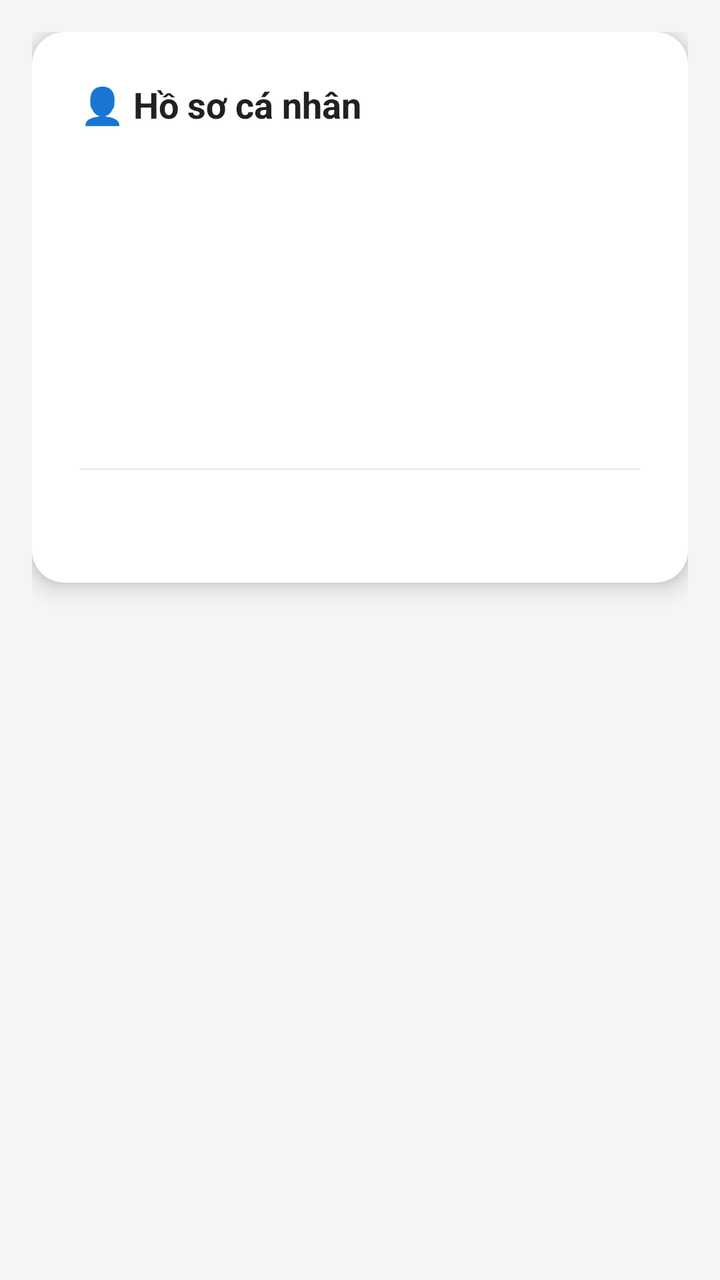
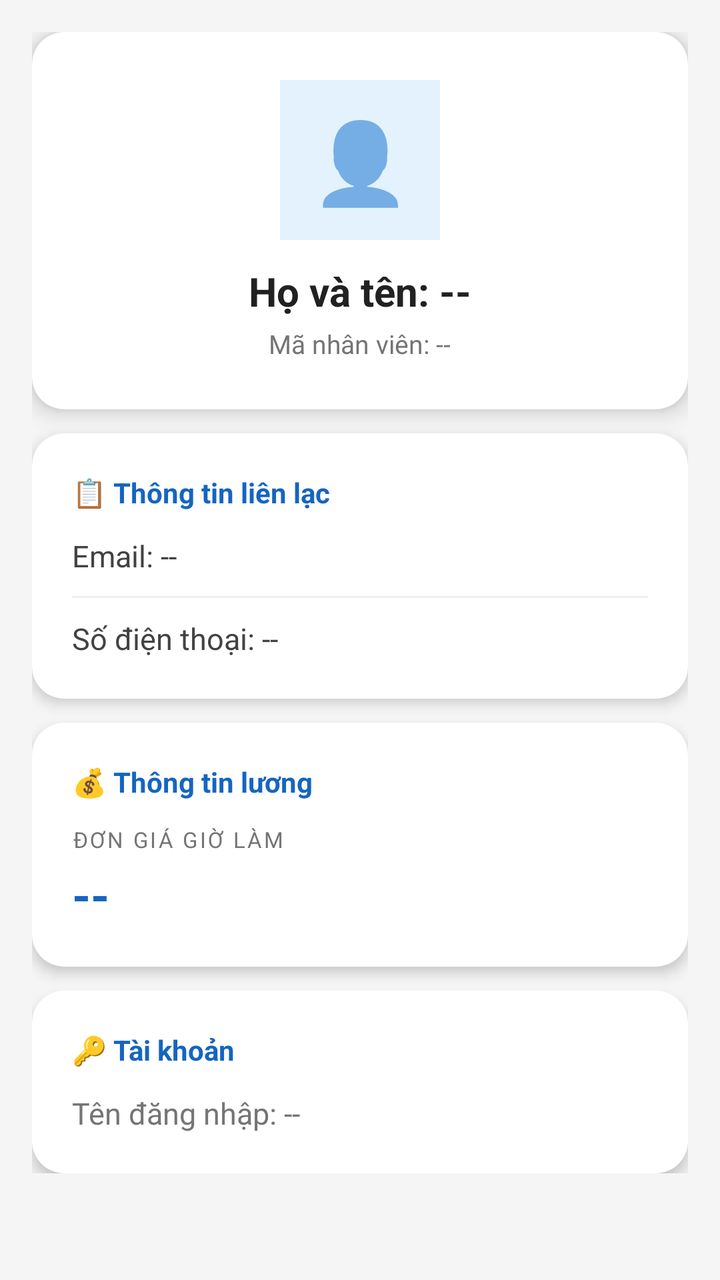

Before-and-after screenshots of an Android layout around one commit, followed by the original layout XML and the change that was made.
<!-- AndroidManifest.xml: application theme Theme.EmployeeManagement -->
<!-- res/layout/activity_profile.xml -->
<?xml version="1.0" encoding="utf-8"?>
<LinearLayout xmlns:android="http://schemas.android.com/apk/res/android"
    xmlns:app="http://schemas.android.com/apk/res-auto"
    android:layout_width="match_parent"
    android:layout_height="match_parent"
    android:orientation="vertical"
    android:padding="16dp"
    android:background="@color/gray_light">

    <com.google.android.material.card.MaterialCardView
        android:layout_width="match_parent"
        android:layout_height="wrap_content"
        app:cardCornerRadius="16dp"
        app:cardElevation="6dp">
        <LinearLayout android:layout_width="match_parent" android:layout_height="wrap_content" android:orientation="vertical" android:padding="24dp">
            <TextView android:layout_width="wrap_content" android:layout_height="wrap_content" android:text="👤 Hồ sơ cá nhân" android:textSize="18sp" android:textStyle="bold" android:textColor="#212121" android:layout_marginBottom="16dp"/>
            <TextView android:id="@+id/tvCode" android:layout_width="wrap_content" android:layout_height="wrap_content" android:textSize="15sp" android:layout_marginBottom="8dp"/>
            <TextView android:id="@+id/tvFullname" android:layout_width="wrap_content" android:layout_height="wrap_content" android:textSize="15sp" android:layout_marginBottom="8dp"/>
            <TextView android:id="@+id/tvEmail" android:layout_width="wrap_content" android:layout_height="wrap_content" android:textSize="15sp" android:layout_marginBottom="8dp"/>
            <TextView android:id="@+id/tvPhone" android:layout_width="wrap_content" android:layout_height="wrap_content" android:textSize="15sp" android:layout_marginBottom="8dp"/>
            <TextView android:id="@+id/tvHourlyRate" android:layout_width="wrap_content" android:layout_height="wrap_content" android:textSize="15sp" android:textColor="@color/primary" android:textStyle="bold" android:layout_marginBottom="8dp"/>
            <View android:layout_width="match_parent" android:layout_height="1dp" android:background="#EEEEEE" android:layout_marginVertical="12dp"/>
            <TextView android:id="@+id/tvUsername" android:layout_width="wrap_content" android:layout_height="wrap_content" android:textSize="15sp" android:textColor="@color/text_secondary"/>
        </LinearLayout>
    </com.google.android.material.card.MaterialCardView>

</LinearLayout>
<!-- resources referenced by this layout -->
<resources>
  <color name="gray_light">#F5F5F5</color>
  <color name="primary">#1565C0</color>
  <color name="text_secondary">#757575</color>
  <style name="Theme.EmployeeManagement" parent="Theme.MaterialComponents.DayNight.DarkActionBar">
          <item name="colorPrimary">@color/primary</item>
          <item name="colorPrimaryVariant">@color/primary_dark</item>
          <item name="colorOnPrimary">@color/white</item>
          <item name="colorSecondary">@color/accent</item>
          <item name="colorOnSecondary">@color/white</item>
          <item name="android:statusBarColor">@color/primary_dark</item>
      </style>
  <color name="primary_dark">#0D47A1</color>
  <color name="white">#FFFFFF</color>
  <color name="accent">#FF6F00</color>
</resources>

<!-- the commit's change to res/layout/activity_profile.xml (unified diff, before → after) -->
@@ -1,27 +1,180 @@
 <?xml version="1.0" encoding="utf-8"?>
-<LinearLayout xmlns:android="http://schemas.android.com/apk/res/android"
+<ScrollView xmlns:android="http://schemas.android.com/apk/res/android"
     xmlns:app="http://schemas.android.com/apk/res-auto"
     android:layout_width="match_parent"
     android:layout_height="match_parent"
-    android:orientation="vertical"
-    android:padding="16dp"
     android:background="@color/gray_light">
 
-    <com.google.android.material.card.MaterialCardView
+    <LinearLayout
         android:layout_width="match_parent"
         android:layout_height="wrap_content"
-        app:cardCornerRadius="16dp"
-        app:cardElevation="6dp">
-        <LinearLayout android:layout_width="match_parent" android:layout_height="wrap_content" android:orientation="vertical" android:padding="24dp">
-            <TextView android:layout_width="wrap_content" android:layout_height="wrap_content" android:text="👤 Hồ sơ cá nhân" android:textSize="18sp" android:textStyle="bold" android:textColor="#212121" android:layout_marginBottom="16dp"/>
-            <TextView android:id="@+id/tvCode" android:layout_width="wrap_content" android:layout_height="wrap_content" android:textSize="15sp" android:layout_marginBottom="8dp"/>
-            <TextView android:id="@+id/tvFullname" android:layout_width="wrap_content" android:layout_height="wrap_content" android:textSize="15sp" android:layout_marginBottom="8dp"/>
-            <TextView android:id="@+id/tvEmail" android:layout_width="wrap_content" android:layout_height="wrap_content" android:textSize="15sp" android:layout_marginBottom="8dp"/>
-            <TextView android:id="@+id/tvPhone" android:layout_width="wrap_content" android:layout_height="wrap_content" android:textSize="15sp" android:layout_marginBottom="8dp"/>
-            <TextView android:id="@+id/tvHourlyRate" android:layout_width="wrap_content" android:layout_height="wrap_content" android:textSize="15sp" android:textColor="@color/primary" android:textStyle="bold" android:layout_marginBottom="8dp"/>
-            <View android:layout_width="match_parent" android:layout_height="1dp" android:background="#EEEEEE" android:layout_marginVertical="12dp"/>
-            <TextView android:id="@+id/tvUsername" android:layout_width="wrap_content" android:layout_height="wrap_content" android:textSize="15sp" android:textColor="@color/text_secondary"/>
-        </LinearLayout>
-    </com.google.android.material.card.MaterialCardView>
+        android:orientation="vertical"
+        android:padding="16dp">
 
-</LinearLayout>
+        
+        <com.google.android.material.card.MaterialCardView
+            android:layout_width="match_parent"
+            android:layout_height="wrap_content"
+            app:cardCornerRadius="16dp"
+            app:cardElevation="6dp"
+            android:layout_marginBottom="12dp">
+            <LinearLayout
+                android:layout_width="match_parent"
+                android:layout_height="wrap_content"
+                android:orientation="vertical"
+                android:padding="24dp"
+                android:gravity="center">
+
+                
+                <TextView
+                    android:layout_width="80dp"
+                    android:layout_height="80dp"
+                    android:text="👤"
+                    android:textSize="40sp"
+                    android:gravity="center"
+                    android:background="#E3F2FD"
+                    android:padding="4dp"
+                    android:layout_marginBottom="12dp"/>
+
+                <TextView
+                    android:id="@+id/tvFullname"
+                    android:layout_width="wrap_content"
+                    android:layout_height="wrap_content"
+                    android:textSize="20sp"
+                    android:textStyle="bold"
+                    android:textColor="#212121"
+                    android:layout_marginBottom="4dp"
+                    android:text="Họ và tên: --"/>
+
+                <TextView
+                    android:id="@+id/tvCode"
+                    android:layout_width="wrap_content"
+                    android:layout_height="wrap_content"
+                    android:textSize="13sp"
+                    android:textColor="@color/text_secondary"
+                    android:text="Mã nhân viên: --"/>
+            </LinearLayout>
+        </com.google.android.material.card.MaterialCardView>
+
+        
+        <com.google.android.material.card.MaterialCardView
+            android:layout_width="match_parent"
+            android:layout_height="wrap_content"
+            app:cardCornerRadius="16dp"
+            app:cardElevation="4dp"
+            android:layout_marginBottom="12dp">
+            <LinearLayout
+                android:layout_width="match_parent"
+                android:layout_height="wrap_content"
+                android:orientation="vertical"
+                android:padding="20dp">
+
+                <TextView
+                    android:layout_width="wrap_content"
+                    android:layout_height="wrap_content"
+                    android:text="📋 Thông tin liên lạc"
+                    android:textSize="14sp"
+                    android:textStyle="bold"
+                    android:textColor="@color/primary"
+                    android:layout_marginBottom="12dp"/>
+
+                <TextView
+                    android:id="@+id/tvEmail"
+                    android:layout_width="match_parent"
+                    android:layout_height="wrap_content"
+                    android:textSize="15sp"
+                    android:textColor="#424242"
+                    android:layout_marginBottom="10dp"
+                    android:drawablePadding="8dp"
+                    android:text="Email: --"/>
+
+                <View
+                    android:layout_width="match_parent"
+                    android:layout_height="1dp"
+                    android:background="#F0F0F0"
+                    android:layout_marginBottom="10dp"/>
+
+                <TextView
+                    android:id="@+id/tvPhone"
+                    android:layout_width="match_parent"
+                    android:layout_height="wrap_content"
+                    android:textSize="15sp"
+                    android:textColor="#424242"
+                    android:text="Số điện thoại: --"/>
+            </LinearLayout>
+        </com.google.android.material.card.MaterialCardView>
+
+        
+        <com.google.android.material.card.MaterialCardView
+            android:layout_width="match_parent"
+            android:layout_height="wrap_content"
+            app:cardCornerRadius="16dp"
+            app:cardElevation="4dp"
+            android:layout_marginBottom="12dp">
+            <LinearLayout
+                android:layout_width="match_parent"
+                android:layout_height="wrap_content"
+                android:orientation="vertical"
+                android:padding="20dp">
+
+                <TextView
+                    android:layout_width="wrap_content"
+                    android:layout_height="wrap_content"
+                    android:text="💰 Thông tin lương"
+                    android:textSize="14sp"
+                    android:textStyle="bold"
+                    android:textColor="@color/primary"
+                    android:layout_marginBottom="12dp"/>
+
+                <TextView
+                    android:layout_width="wrap_content"
+                    android:layout_height="wrap_content"
+                    android:text="ĐƠN GIÁ GIỜ LÀM"
+                    android:textSize="11sp"
+                    android:textColor="@color/text_secondary"
+                    android:letterSpacing="0.1"
+                    android:layout_marginBottom="4dp"/>
+                <TextView
+                    android:id="@+id/tvHourlyRate"
+                    android:layout_width="wrap_content"
+                    android:layout_height="wrap_content"
+                    android:textSize="24sp"
+                    android:textStyle="bold"
+                    android:textColor="@color/primary"
+                    android:text="--"/>
+            </LinearLayout>
+        </com.google.android.material.card.MaterialCardView>
+
+        
+        <com.google.android.material.card.MaterialCardView
+            android:layout_width="match_parent"
+            android:layout_height="wrap_content"
+            app:cardCornerRadius="16dp"
+            app:cardElevation="4dp">
+            <LinearLayout
+                android:layout_width="match_parent"
+                android:layout_height="wrap_content"
+                android:orientation="vertical"
+                android:padding="20dp">
+
+                <TextView
+                    android:layout_width="wrap_content"
+                    android:layout_height="wrap_content"
+                    android:text="🔑 Tài khoản"
+                    android:textSize="14sp"
+                    android:textStyle="bold"
+                    android:textColor="@color/primary"
+                    android:layout_marginBottom="12dp"/>
+
+                <TextView
+                    android:id="@+id/tvUsername"
+                    android:layout_width="match_parent"
+                    android:layout_height="wrap_content"
+                    android:textSize="15sp"
+                    android:textColor="@color/text_secondary"
+                    android:text="Tên đăng nhập: --"/>
+            </LinearLayout>
+        </com.google.android.material.card.MaterialCardView>
+
+    </LinearLayout>
+</ScrollView>
